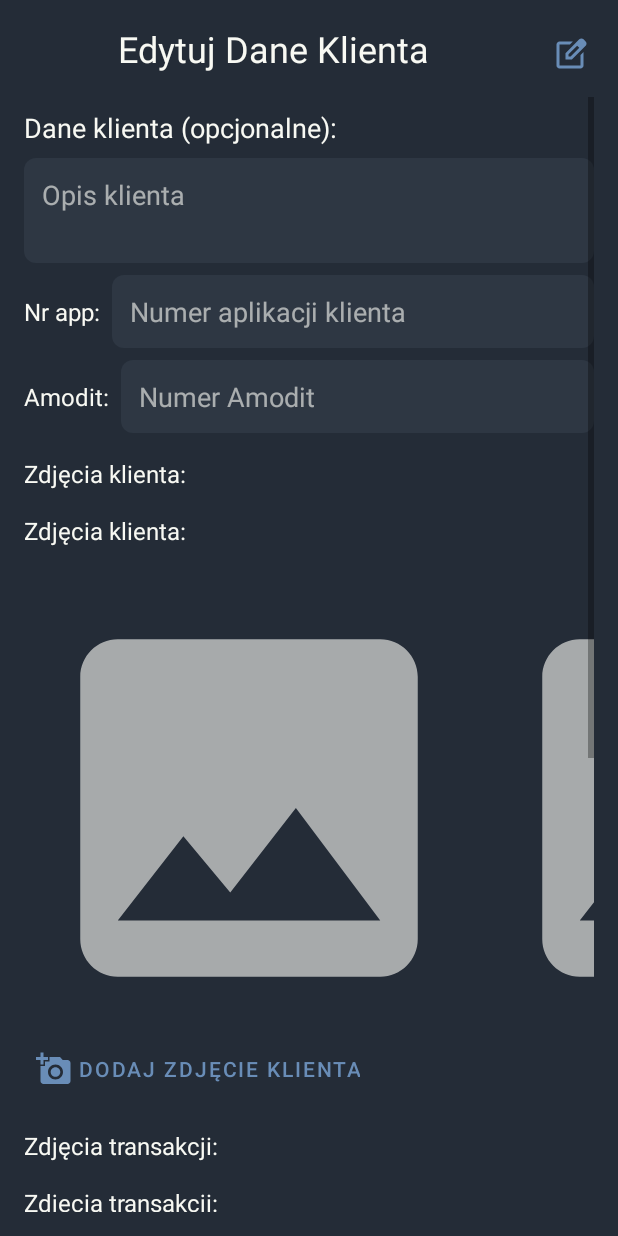
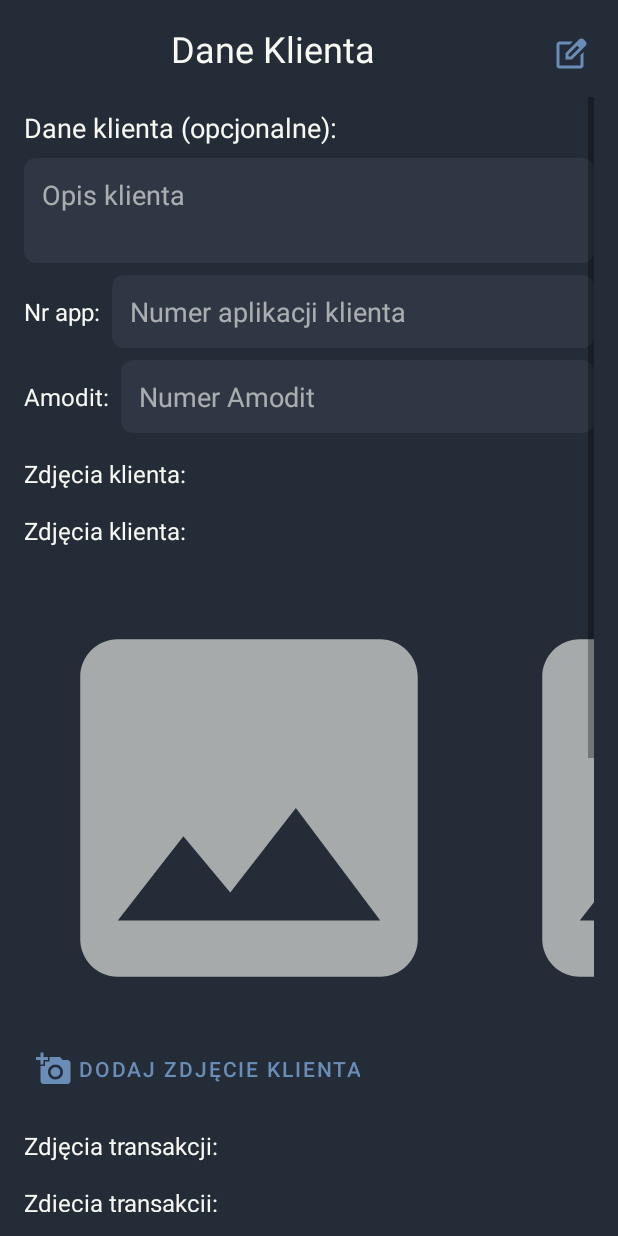
Before and after one commit to RadoslawKaminski/Paragownik, an Android app: the layout activity_edit_client.xml on its own in the app's theme, with its tools: preview values and no code run, on a phone screen of 412 x 824 dp. Run offline under Robolectric (Android 15) with nearby library versions, the phone set to English and light mode, and no system bars.

Commit message:
usunięto zbędną etykietę

```diff
--- a/app/src/main/res/layout/activity_edit_client.xml
+++ b/app/src/main/res/layout/activity_edit_client.xml
@@ -17,11 +17,11 @@
         android:layout_marginTop="16dp"
         android:layout_marginEnd="8dp"
         android:gravity="center"
-        android:text="@string/edit_client_title"
         android:textSize="24sp"
         app:layout_constraintEnd_toStartOf="@+id/editModeClientButton"
         app:layout_constraintStart_toStartOf="parent"
-        app:layout_constraintTop_toTopOf="parent" />
+        app:layout_constraintTop_toTopOf="parent"
+        tools:text="Dane Klienta" /> <!-- Tekst ustawiany programowo -->
 
     <!-- Ikona Edycji (zastępuje przycisk). -->
     <ImageButton
@@ -72,7 +72,7 @@
                     android:layout_marginBottom="8dp"
                     android:text="@string/client_data_section_title"
                     android:textSize="18sp" />
-                <!-- Etykieta sekcji (tryb widoku). -->
+                <!-- Etykieta sekcji (tryb widoku) - USUNIĘTA WIDOCZNOŚĆ. -->
                 <TextView
                     android:id="@+id/clientDataSectionTitleView"
                     android:layout_width="match_parent"
@@ -80,7 +80,7 @@
                     android:layout_marginBottom="8dp"
                     android:text="@string/client_data_section_title_view"
                     android:textSize="18sp"
-                    android:visibility="gone"/>
+                    android:visibility="gone"/> <!-- Ustawiono visibility na gone -->
 
                 <!-- Opis klienta -->
                 <LinearLayout
```
Also changed, not shown: app/src/main/java/com/kaminski/paragownik/EditClientActivity.kt (+4 -4 lines).
